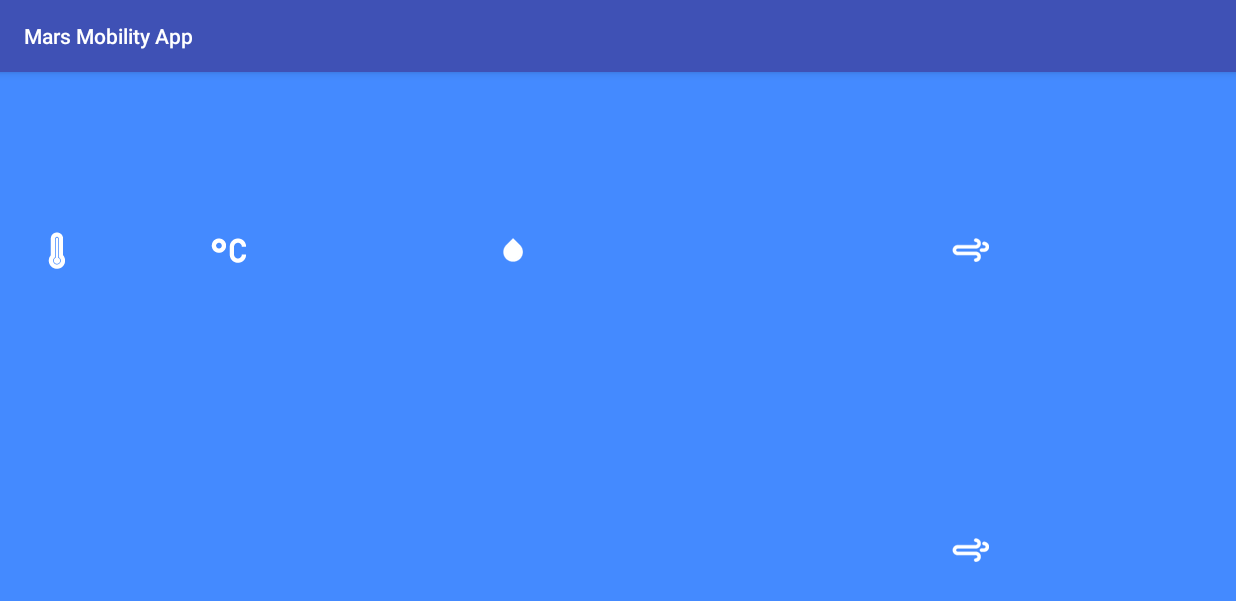
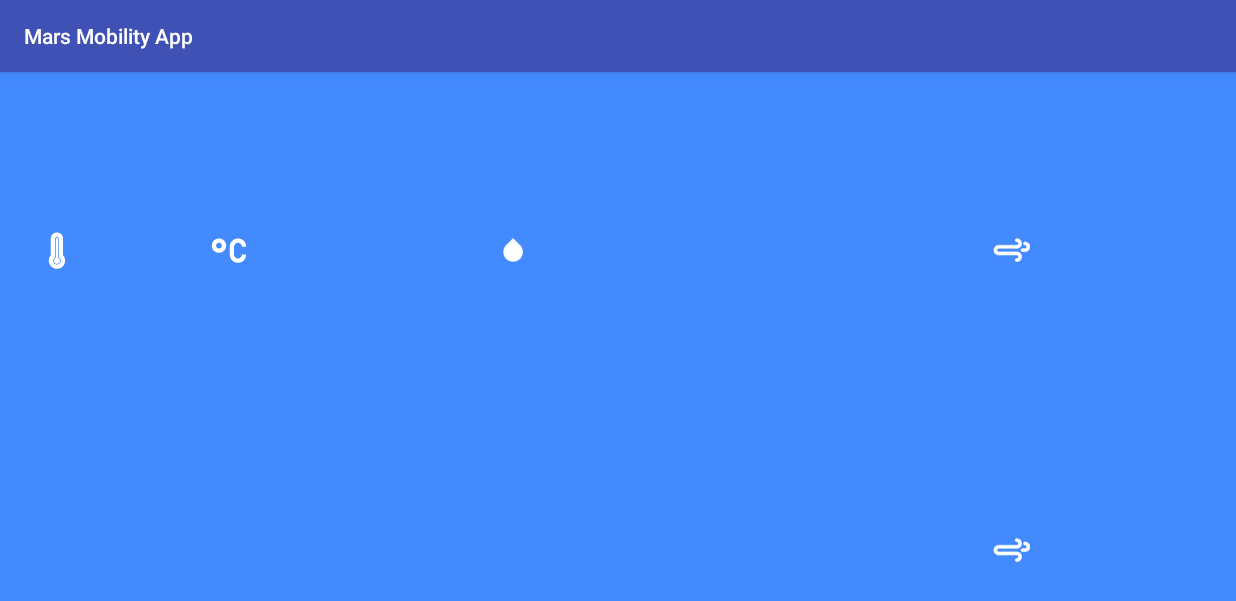
Before and after one commit to jerrychong25/MarsMobilityApp, an Android app: the DataActivity screen opened directly, with no data from a screen before it, on a phone screen of 824 x 412 dp (held sideways). Shown: the top 601 px of the screen. Run offline under Robolectric (Android 15) with nearby library versions, the phone set to English and light mode, and no system bars; 3 statements that could not run were skipped.

Commit message:
Modified UI

```diff
--- a/app/src/main/res/layout/activity_main.xml
+++ b/app/src/main/res/layout/activity_main.xml
@@ -51,7 +51,7 @@
         android:textSize="30dp"
         app:layout_constraintBottom_toBottomOf="parent"
         app:layout_constraintEnd_toEndOf="parent"
-        app:layout_constraintHorizontal_bias="0.928"
+        app:layout_constraintHorizontal_bias="0.968"
         app:layout_constraintStart_toStartOf="parent"
         app:layout_constraintTop_toTopOf="@+id/humidity"
         app:layout_constraintVertical_bias="0.90" />
@@ -70,7 +70,7 @@
         android:textSize="30dp"
         app:layout_constraintBottom_toBottomOf="parent"
         app:layout_constraintEnd_toEndOf="parent"
-        app:layout_constraintHorizontal_bias="0.928"
+        app:layout_constraintHorizontal_bias="0.968"
         app:layout_constraintStart_toStartOf="parent"
         app:layout_constraintVertical_bias="0.0" />
 
```
